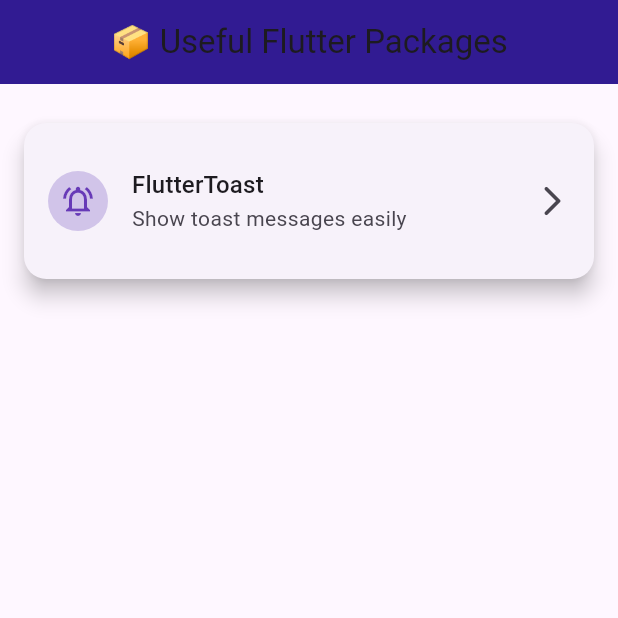
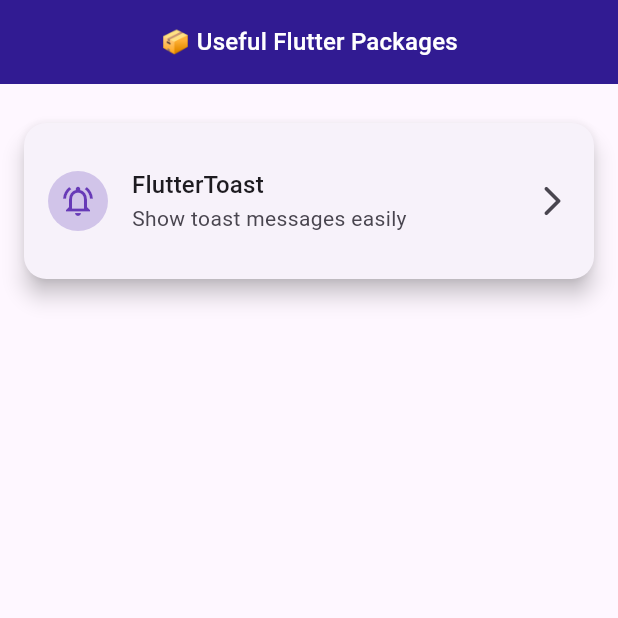
Before and after one commit to Shehryar-dev/useful_packages, a Flutter app: the screen it shows after launch, on a phone screen of 412 x 824 dp, the top half of it. Run offline on Flutter 3.47's test engine with Material 3 defaults, Android fonts, the phone set to English and light mode, and no system bars; our stand-ins replace device_preview, fluttertoast.

Commit message:
Useful Packages

```diff
--- a/lib/constants/screen_paths.dart
+++ b/lib/constants/screen_paths.dart
@@ -1,5 +1,6 @@
 ///Screen Example Urls
 export 'package:useful_packages/app.dart';
+export 'package:useful_packages/packages/1_flutter_toast/flutter_toast.dart';
 
 
 
@@ -17,6 +18,7 @@ export 'package:useful_packages/app.dart';
 
 
 ///Packages Url
+export 'package:fluttertoast/fluttertoast.dart';
 
 
 
--- a/lib/home/home_screen.dart
+++ b/lib/home/home_screen.dart
@@ -1,5 +1,5 @@
-import 'package:flutter/material.dart';
-import 'package:useful_packages/packages/1_flutter_toast/flutter_toast.dart';
+
+import '../constants/screen_paths.dart';
 
 class UsefulPackageHomeScreen extends StatelessWidget {
   const UsefulPackageHomeScreen({super.key});
@@ -18,7 +18,7 @@ class UsefulPackageHomeScreen extends StatelessWidget {
 
     return Scaffold(
       appBar: AppBar(
-        title: const Text('📦 Useful Flutter Packages'),
+        title:  Text('📦 Useful Flutter Packages',style: Theme.of(context).textTheme.titleMedium!.apply(color: Colors.white),),
         centerTitle: true,
         backgroundColor: Colors.deepPurple.shade900,
       ),
--- a/lib/packages/1_flutter_toast/flutter_toast.dart
+++ b/lib/packages/1_flutter_toast/flutter_toast.dart
@@ -1,5 +1,5 @@
-import 'package:flutter/material.dart';
-import 'package:fluttertoast/fluttertoast.dart';
+
+import '../../constants/screen_paths.dart';
 
 class FlutterToastExample extends StatelessWidget {
   const FlutterToastExample({super.key});
```
